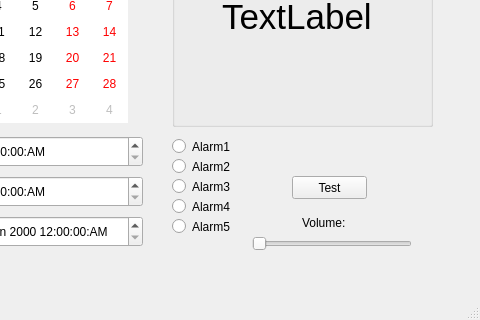
Qt form mainwindow.ui (CountMurphy/QTalarm) before a commit; both pictures show x 178 to 658 and y 130 to 450 of the 658 by 450 pixel window.
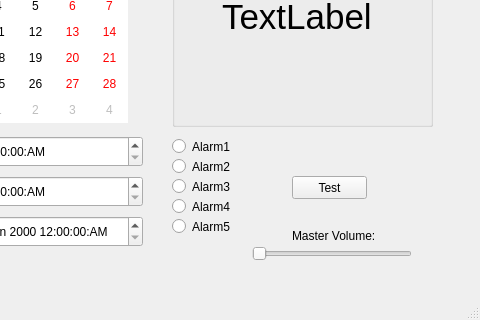
The same form after that commit. Icons and pictures are not drawn.

Commit message: changed text on main screen

```diff
--- a/mainwindow.ui
+++ b/mainwindow.ui
@@ -275,7 +275,7 @@
     <property name="geometry">
      <rect>
       <x>430</x>
-      <y>330</y>
+      <y>340</y>
       <width>160</width>
       <height>16</height>
      </rect>
@@ -287,14 +287,14 @@
    <widget class="QLabel" name="label">
     <property name="geometry">
      <rect>
-      <x>480</x>
-      <y>310</y>
-      <width>52</width>
-      <height>13</height>
+      <x>470</x>
+      <y>320</y>
+      <width>111</width>
+      <height>20</height>
      </rect>
     </property>
     <property name="text">
-     <string>Volume:</string>
+     <string>Master Volume:</string>
     </property>
    </widget>
   </widget>
```
